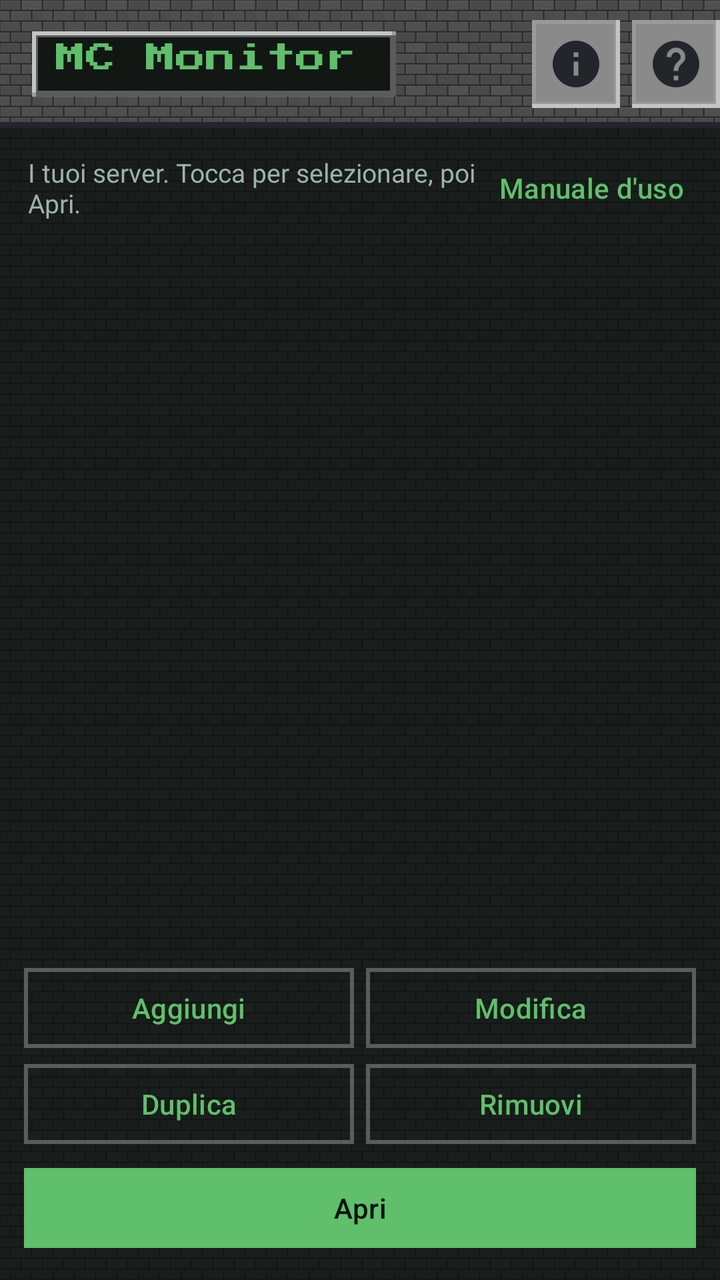
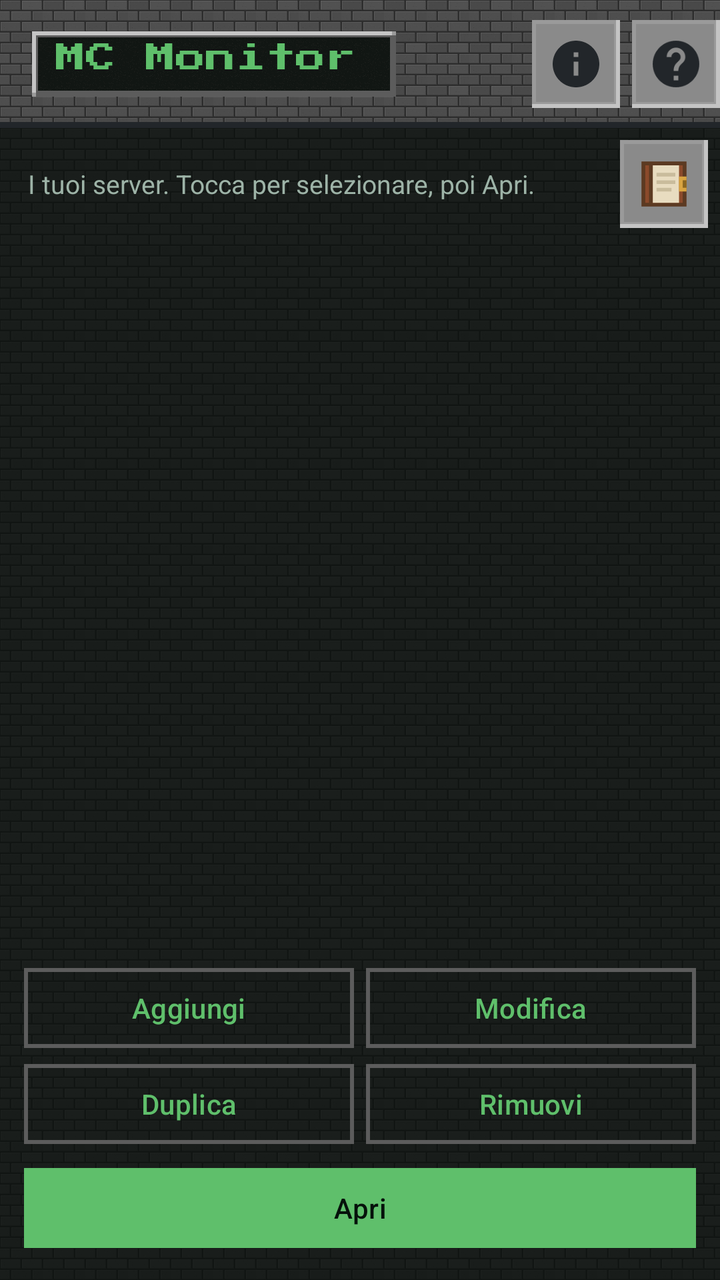

The first picture is an Android layout as it rendered before a commit; the second is the same layout after the commit. The layout source and the unified diff follow.
<!-- AndroidManifest.xml: application theme Theme.McMonitor -->
<!-- res/layout/activity_servers.xml -->
<?xml version="1.0" encoding="utf-8"?>
<LinearLayout xmlns:android="http://schemas.android.com/apk/res/android"
    xmlns:app="http://schemas.android.com/apk/res-auto"
    android:id="@+id/root"
    android:layout_width="match_parent"
    android:layout_height="match_parent"
    android:orientation="vertical">

    <com.google.android.material.appbar.AppBarLayout
        android:id="@+id/appbar"
        android:layout_width="match_parent"
        android:layout_height="wrap_content"
        android:background="@drawable/bg_appbar_stone">

        <com.google.android.material.appbar.MaterialToolbar
            android:id="@+id/toolbar"
            android:layout_width="match_parent"
            android:layout_height="?attr/actionBarSize"
            android:background="@android:color/transparent">

            <LinearLayout
                android:layout_width="wrap_content"
                android:layout_height="wrap_content"
                android:background="@drawable/bg_panel_inset"
                android:baselineAligned="true"
                android:gravity="center_vertical"
                android:orientation="horizontal"
                android:paddingStart="12dp"
                android:paddingTop="6dp"
                android:paddingEnd="12dp"
                android:paddingBottom="6dp">

                <TextView
                    android:layout_width="wrap_content"
                    android:layout_height="wrap_content"
                    android:fontFamily="@font/press_start_2p"
                    android:text="@string/app_name"
                    android:textColor="@color/grass"
                    android:textSize="15sp" />

                <TextView
                    android:id="@+id/version"
                    android:layout_width="wrap_content"
                    android:layout_height="wrap_content"
                    android:layout_marginStart="8dp"
                    android:textColor="@color/text_dim"
                    android:textSize="12sp" />
            </LinearLayout>

            <LinearLayout
                android:layout_width="wrap_content"
                android:layout_height="wrap_content"
                android:layout_gravity="end"
                android:orientation="horizontal">

                <ImageButton
                    android:id="@+id/btnInfo"
                    android:layout_width="44dp"
                    android:layout_height="44dp"
                    android:layout_marginStart="6dp"
                    android:background="@drawable/bg_stone_button"
                    android:contentDescription="Informazioni sull'applicazione"
                    android:padding="8dp"
                    android:scaleType="fitCenter"
                    android:src="@drawable/ic_info"
                    android:tint="#22262A"
                    android:tooltipText="Informazioni" />

                <ImageButton
                    android:id="@+id/btnHelp"
                    android:layout_width="44dp"
                    android:layout_height="44dp"
                    android:layout_marginStart="6dp"
                    android:background="@drawable/bg_stone_button"
                    android:contentDescription="Aiuto su questa pagina"
                    android:padding="8dp"
                    android:scaleType="fitCenter"
                    android:src="@drawable/ic_help"
                    android:tint="#22262A"
                    android:tooltipText="Aiuto" />
            </LinearLayout>
        </com.google.android.material.appbar.MaterialToolbar>
    </com.google.android.material.appbar.AppBarLayout>

    <include
        android:id="@+id/updateBanner"
        layout="@layout/view_update_banner" />

    <LinearLayout
        android:layout_width="match_parent"
        android:layout_height="wrap_content"
        android:gravity="center_vertical"
        android:orientation="horizontal"
        android:paddingStart="14dp"
        android:paddingTop="6dp"
        android:paddingEnd="6dp"
        android:paddingBottom="6dp">

        <TextView
            android:layout_width="0dp"
            android:layout_height="wrap_content"
            android:layout_weight="1"
            android:text="I tuoi server. Tocca per selezionare, poi Apri."
            android:textColor="@color/text_dim"
            android:textSize="13sp" />

        <com.google.android.material.button.MaterialButton
            android:id="@+id/btnManual"
            style="@style/McButton.Text"
            android:layout_width="wrap_content"
            android:layout_height="wrap_content"
            android:text="Manuale d'uso" />
    </LinearLayout>

    <androidx.core.widget.NestedScrollView
        android:layout_width="match_parent"
        android:layout_height="0dp"
        android:layout_weight="1"
        android:paddingStart="12dp"
        android:paddingEnd="12dp">

        <LinearLayout
            android:id="@+id/list"
            android:layout_width="match_parent"
            android:layout_height="wrap_content"
            android:orientation="vertical" />
    </androidx.core.widget.NestedScrollView>

    <TextView
        android:id="@+id/empty"
        android:layout_width="match_parent"
        android:layout_height="wrap_content"
        android:padding="24dp"
        android:text="Nessun server configurato.\nPremi Aggiungi per crearne uno."
        android:textAlignment="center"
        android:textColor="@color/text_dim"
        android:visibility="gone" />

    <LinearLayout
        android:layout_width="match_parent"
        android:layout_height="wrap_content"
        android:orientation="vertical"
        android:padding="12dp">

        <LinearLayout
            android:layout_width="match_parent"
            android:layout_height="wrap_content"
            android:orientation="horizontal">

            <com.google.android.material.button.MaterialButton
                android:id="@+id/btnAdd"
                style="@style/McButton.Outlined"
                android:layout_width="0dp"
                android:layout_height="wrap_content"
                android:layout_marginEnd="6dp"
                android:layout_weight="1"
                android:text="Aggiungi" />

            <com.google.android.material.button.MaterialButton
                android:id="@+id/btnEdit"
                style="@style/McButton.Outlined"
                android:layout_width="0dp"
                android:layout_height="wrap_content"
                android:layout_weight="1"
                android:text="Modifica" />
        </LinearLayout>

        <LinearLayout
            android:layout_width="match_parent"
            android:layout_height="wrap_content"
            android:orientation="horizontal">

            <com.google.android.material.button.MaterialButton
                android:id="@+id/btnClone"
                style="@style/McButton.Outlined"
                android:layout_width="0dp"
                android:layout_height="wrap_content"
                android:layout_marginEnd="6dp"
                android:layout_weight="1"
                android:text="Duplica" />

            <com.google.android.material.button.MaterialButton
                android:id="@+id/btnRemove"
                style="@style/McButton.Outlined"
                android:layout_width="0dp"
                android:layout_height="wrap_content"
                android:layout_weight="1"
                android:text="Rimuovi" />
        </LinearLayout>

        <com.google.android.material.button.MaterialButton
            android:id="@+id/btnOpen"
            style="@style/McButton.Primary"
            android:layout_width="match_parent"
            android:layout_height="wrap_content"
            android:layout_marginTop="4dp"
            android:text="Apri" />
    </LinearLayout>
</LinearLayout>
<!-- res/layout/view_update_banner.xml (included above) -->
<?xml version="1.0" encoding="utf-8"?>
<com.google.android.material.card.MaterialCardView xmlns:android="http://schemas.android.com/apk/res/android"
    xmlns:app="http://schemas.android.com/apk/res-auto"
    android:layout_width="match_parent"
    android:layout_height="wrap_content"
    android:layout_margin="10dp"
    android:visibility="gone"
    app:cardBackgroundColor="@color/surface_high"
    app:cardCornerRadius="0dp"
    app:strokeColor="@color/grass"
    app:strokeWidth="1dp">

    <LinearLayout
        android:layout_width="match_parent"
        android:layout_height="wrap_content"
        android:orientation="vertical"
        android:padding="12dp">

        <TextView
            android:id="@+id/updateTitle"
            android:layout_width="match_parent"
            android:layout_height="wrap_content"
            android:textColor="@color/grass"
            android:textSize="14sp"
            android:textStyle="bold" />

        <TextView
            android:id="@+id/updateNotes"
            android:layout_width="match_parent"
            android:layout_height="wrap_content"
            android:layout_marginTop="2dp"
            android:maxLines="4"
            android:textColor="@color/text_dim"
            android:textSize="12sp" />

        <LinearLayout
            android:layout_width="match_parent"
            android:layout_height="wrap_content"
            android:gravity="end"
            android:orientation="horizontal">

            <com.google.android.material.button.MaterialButton
                android:id="@+id/updateDismiss"
                style="@style/McButton.Text"
                android:layout_width="wrap_content"
                android:layout_height="wrap_content"
                android:text="Più tardi" />

            <com.google.android.material.button.MaterialButton
                android:id="@+id/updateInstall"
                android:layout_width="wrap_content"
                android:layout_height="wrap_content"
                android:layout_marginStart="8dp"
                android:text="Aggiorna" />
        </LinearLayout>
    </LinearLayout>
</com.google.android.material.card.MaterialCardView>
<!-- resources referenced by this layout -->
<resources>
  <color name="grass">#5FBF6B</color>
  <color name="surface_high">#1D2C25</color>
  <color name="text_dim">#9DB3A7</color>
  <!-- drawable bg_appbar_stone (drawable) -->
  <?xml version="1.0" encoding="utf-8"?>
  <layer-list xmlns:android="http://schemas.android.com/apk/res/android">
  
      <item>
          <bitmap
              android:src="@drawable/tile_stone"
              android:tileModeX="repeat"
              android:tileModeY="repeat" />
      </item>
  
      <item>
          <color android:color="#66000000" />
      </item>
  
      <item android:gravity="bottom">
          <shape android:shape="rectangle">
              <size android:height="3dp" />
              <solid android:color="#22262A" />
          </shape>
      </item>
  </layer-list>
  <!-- drawable ic_info (drawable) -->
  <vector xmlns:android="http://schemas.android.com/apk/res/android"
      android:width="24dp"
      android:height="24dp"
      android:viewportWidth="24"
      android:viewportHeight="24"
      android:tint="#9DB3A7">
      <path
          android:fillColor="#FFFFFF"
          android:pathData="M12,2C6.48,2 2,6.48 2,12s4.48,10 10,10 10,-4.48 10,-10S17.52,2 12,2zM13,17h-2v-6h2v6zM13,9h-2L11,7h2v2z" />
  </vector>
  <string name="app_name">MC Monitor</string>
  <style name="McButton.Outlined" parent="Widget.Material3.Button.OutlinedButton">
          <item name="cornerRadius">0dp</item>
          <item name="strokeColor">@color/stone_edge</item>
          <item name="strokeWidth">2dp</item>
          <item name="android:textColor">@color/grass</item>
          <item name="android:textAllCaps">false</item>
      </style>
  <style name="McButton.Primary">
          <item name="backgroundTint">@color/grass</item>
          <item name="android:textColor">#06120B</item>
      </style>
  <style name="McButton.Text" parent="Widget.Material3.Button.TextButton">
          <item name="cornerRadius">0dp</item>
          <item name="android:textColor">@color/grass</item>
          <item name="android:textAllCaps">false</item>
      </style>
  <color name="stone_edge">#5C5C5C</color>
  <color name="grass_dark">#2E7D32</color>
  <color name="text">#E6F0EA</color>
  <color name="dirt">#8D6E63</color>
  <color name="danger">#EF5350</color>
  <color name="bg">#0E1512</color>
  <color name="surface">#16211C</color>
  <!-- drawable bg_window_stone (drawable) -->
  <?xml version="1.0" encoding="utf-8"?>
  <layer-list xmlns:android="http://schemas.android.com/apk/res/android">
      <item>
          <bitmap
              android:src="@drawable/tile_stone"
              android:tileModeX="repeat"
              android:tileModeY="repeat" />
      </item>
      <item>
          <color android:color="#D9080C0A" />
      </item>
  </layer-list>
  <style name="McButton" parent="Widget.Material3.Button">
          <item name="cornerRadius">0dp</item>
          <item name="backgroundTint">@color/stone</item>
          <item name="android:textColor">@color/stone_text</item>
          <item name="android:textAllCaps">false</item>
          <item name="rippleColor">#33FFFFFF</item>
      </style>
  <style name="McCard" parent="Widget.Material3.CardView.Filled">
          <item name="cardCornerRadius">0dp</item>
          <item name="cardBackgroundColor">@color/surface</item>
          <item name="strokeColor">@color/stone_edge</item>
          <item name="strokeWidth">2dp</item>
          <item name="cardElevation">0dp</item>
      </style>
  <style name="McShape" parent="ShapeAppearance.Material3.SmallComponent">
          <item name="cornerFamily">rounded</item>
          <item name="cornerSize">0dp</item>
      </style>
  <color name="stone">#8A8A8A</color>
  <color name="stone_text">#12160F</color>
</resources>

<!-- the commit's change to res/layout/activity_servers.xml (unified diff, before → after) -->
@@ -104,12 +104,16 @@
             android:textColor="@color/text_dim"
             android:textSize="13sp" />
 
-        <com.google.android.material.button.MaterialButton
+        <ImageButton
             android:id="@+id/btnManual"
-            style="@style/McButton.Text"
-            android:layout_width="wrap_content"
-            android:layout_height="wrap_content"
-            android:text="Manuale d'uso" />
+            android:layout_width="44dp"
+            android:layout_height="44dp"
+            android:background="@drawable/bg_stone_button"
+            android:contentDescription="Manuale d'uso"
+            android:padding="7dp"
+            android:scaleType="fitCenter"
+            android:src="@drawable/ic_book"
+            android:tooltipText="Manuale d'uso" />
     </LinearLayout>
 
     <androidx.core.widget.NestedScrollView
